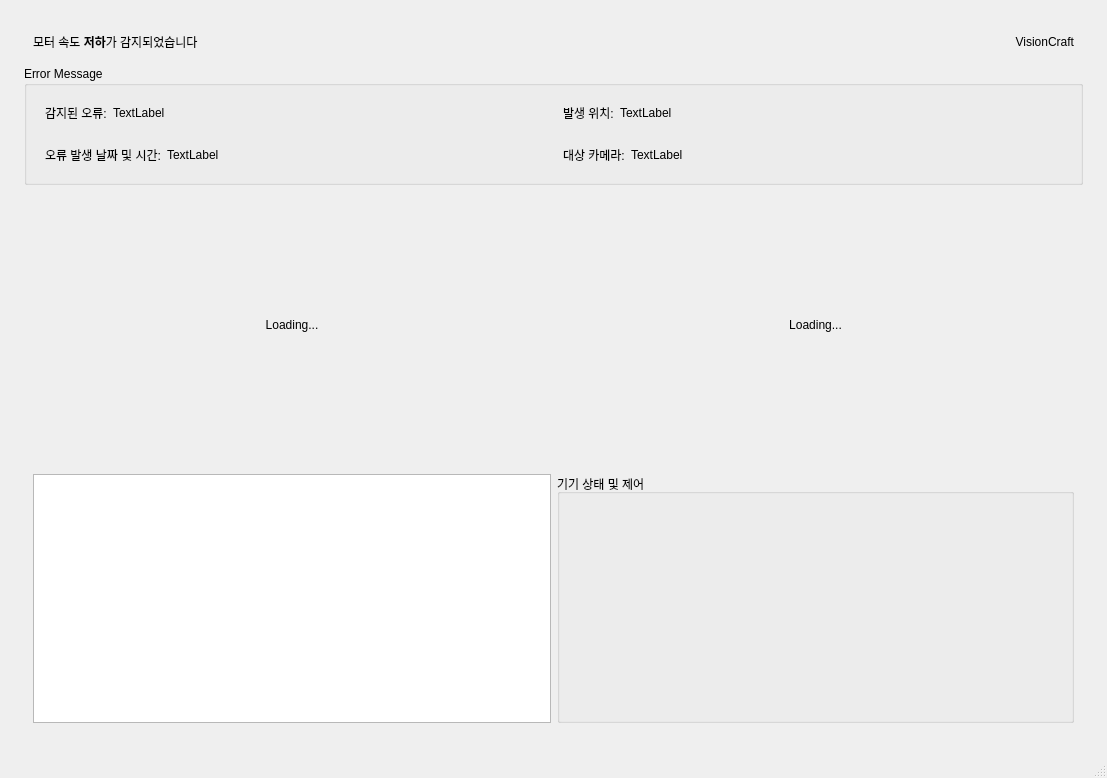
VisionCraft2025/client_qt, file client_qt/mainwindow.ui: the form before one commit.
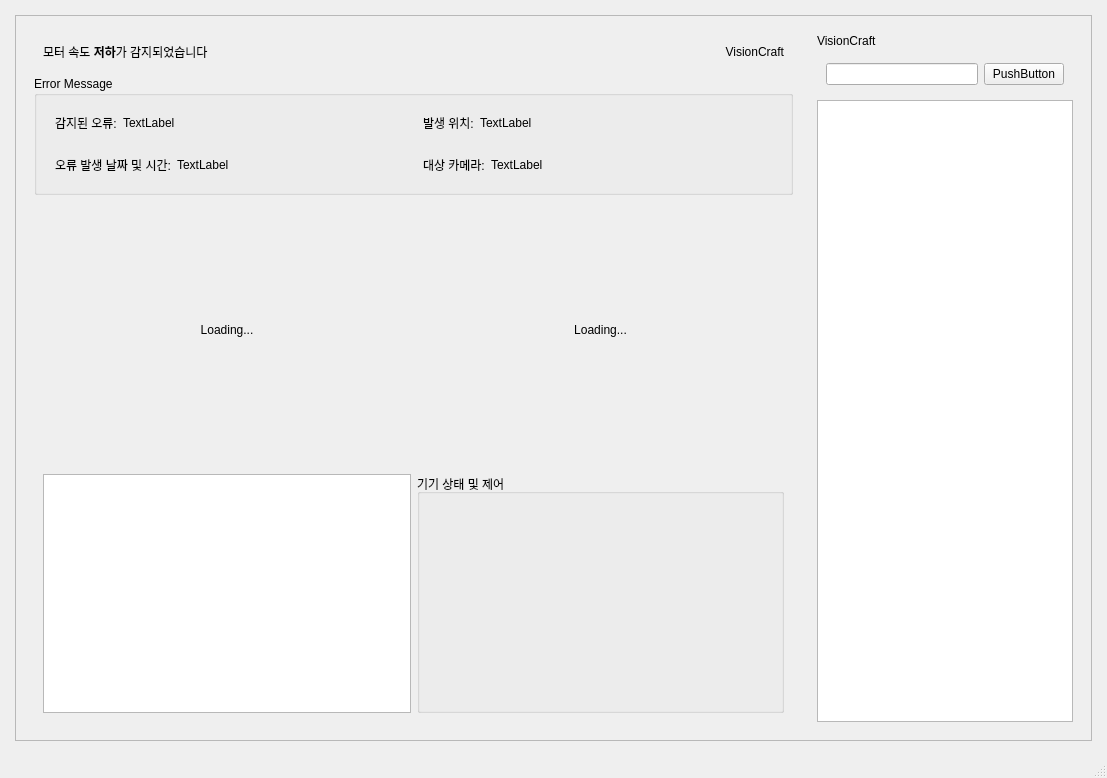
The form after the commit.

Commit message: Feat/#12:layout 수정

```diff
--- a/client_qt/mainwindow.ui
+++ b/client_qt/mainwindow.ui
@@ -28,6 +28,15 @@
      <number>15</number>
     </property>
     <item>
+     <widget class="QFrame" name="frame">
+      <property name="frameShape">
+       <enum>QFrame::Shape::StyledPanel</enum>
+      </property>
+      <property name="frameShadow">
+       <enum>QFrame::Shadow::Raised</enum>
+      </property>
+      <layout class="QHBoxLayout" name="horizontalLayout_4">
+       <item>
      <widget class="QWidget" name="widget" native="true">
       <layout class="QVBoxLayout" name="verticalLayout_3">
        <item>
@@ -277,6 +286,47 @@
           </widget>
          </item>
         </layout>
+          </item>
+         </layout>
+        </widget>
+       </item>
+       <item>
+        <widget class="QWidget" name="widget_6" native="true">
+         <property name="sizePolicy">
+          <sizepolicy hsizetype="Fixed" vsizetype="Preferred">
+           <horstretch>0</horstretch>
+           <verstretch>0</verstretch>
+          </sizepolicy>
+         </property>
+         <layout class="QVBoxLayout" name="verticalLayout_4">
+          <item>
+           <widget class="QLabel" name="label">
+            <property name="text">
+             <string>VisionCraft</string>
+            </property>
+           </widget>
+          </item>
+          <item>
+           <widget class="QWidget" name="widget_7" native="true">
+            <layout class="QHBoxLayout" name="horizontalLayout_9">
+             <item>
+              <widget class="QLineEdit" name="lineEdit"/>
+             </item>
+             <item>
+              <widget class="QPushButton" name="pushButton">
+               <property name="text">
+                <string>PushButton</string>
+               </property>
+              </widget>
+             </item>
+            </layout>
+           </widget>
+          </item>
+          <item>
+           <widget class="QListWidget" name="listWidget"/>
+          </item>
+         </layout>
+        </widget>
        </item>
       </layout>
      </widget>
```
Left out of the diff: 64 changed lines with no effect on the pictures. Lines whose indentation alone changed are shown as unchanged. The commit also changes 1 other file.
